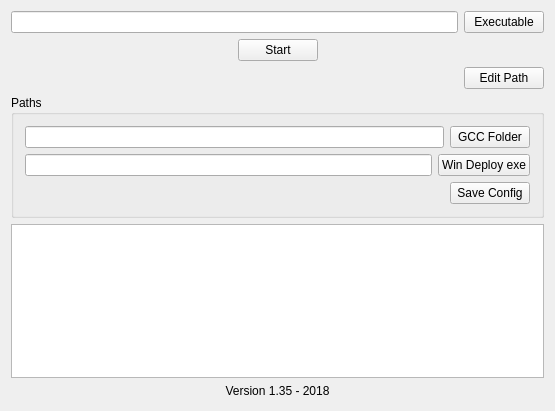
First picture: the form in widget.ui, repository feferreira/QtDeploy, before the edit.
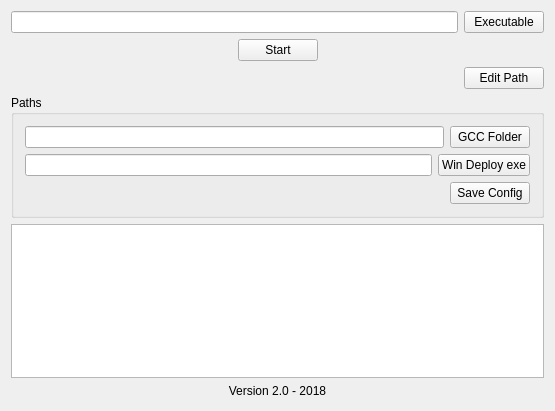
Second picture: the form after the edit.

Diff of the .ui file:
```diff
--- a/widget.ui
+++ b/widget.ui
@@ -168,7 +168,7 @@
    <item>
     <widget class="QLabel" name="label">
      <property name="text">
-      <string>Version 1.35 - 2018</string>
+      <string>Version 2.0 - 2018</string>
      </property>
      <property name="alignment">
       <set>Qt::AlignCenter</set>
```
Left out of the diff: 2 changed lines with no effect on the pictures.
